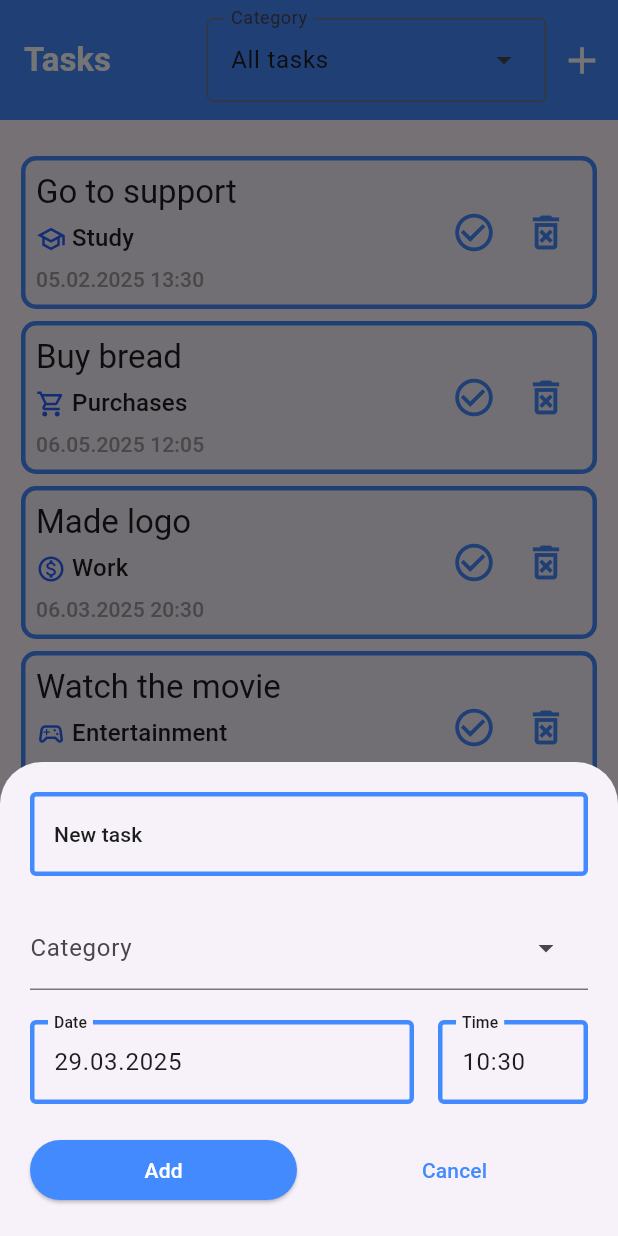
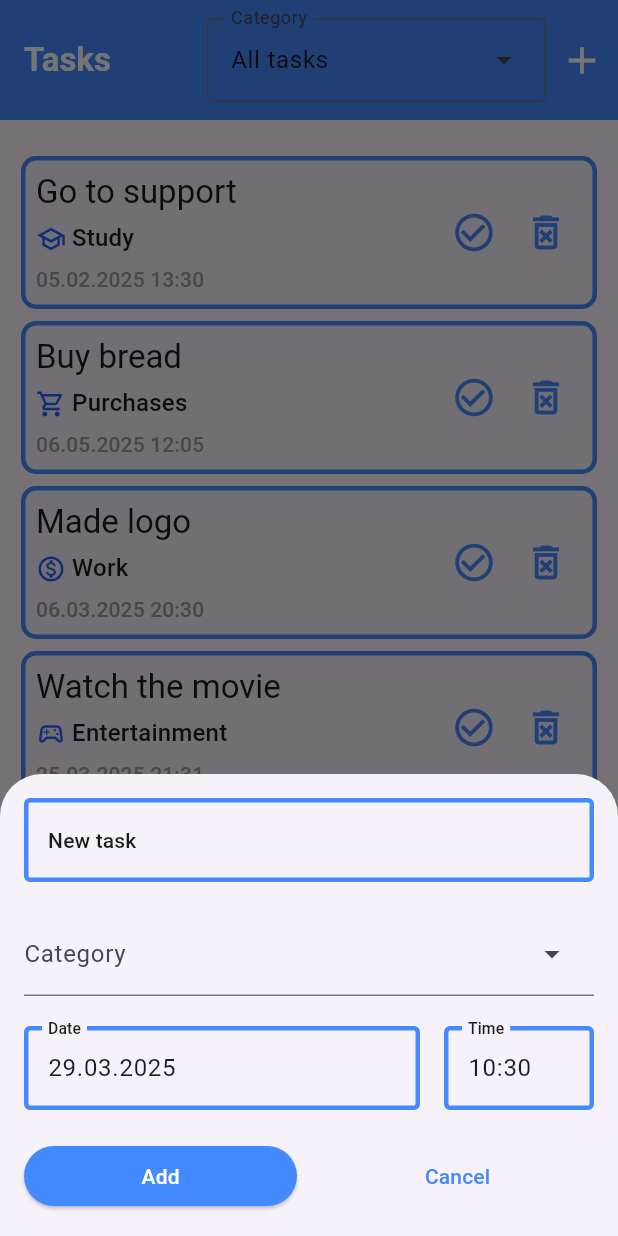
Before and after one commit to eliiimbek/todo_list, a Flutter app: the screen it shows after launch, after a tap on the "add" icon, on a phone screen of 412 x 824 dp. Run offline on Flutter 3.47's test engine with Material 3 defaults, Android fonts, the phone set to English and light mode, and no system bars.

Commit message:
homeWork29:добавлены некоторые улучшения в ux

```diff
--- a/lib/tasks_list.dart
+++ b/lib/tasks_list.dart
@@ -88,6 +88,8 @@ class _TodoListState extends State<TasksList> {
 
   void addTaskSheet() {
     showModalBottomSheet(
+      useSafeArea: true,
+      isScrollControlled: true,
       context: context,
       builder: (ctx) => AddTask(
         onTaskCreated: addTask,
--- a/lib/widgets/add_task.dart
+++ b/lib/widgets/add_task.dart
@@ -25,6 +25,13 @@ class _AddTaskState extends State<AddTask> {
     super.initState();
     dateController.text = formatDate(selectedDate);
     timeController.text = formatTime(selectedTimeOfDay);
+  }
+
+  @override
+  void dispose() {
+    timeController.dispose();
+    dateController.dispose();
+    super.dispose();
   }
 
   void onDateTap() async {
@@ -92,11 +99,13 @@ class _AddTaskState extends State<AddTask> {
 
   @override
   Widget build(BuildContext context) {
+    final bottomInset = MediaQuery.of(context).viewInsets.bottom;
     var theme = Theme.of(context);
     var titleSmallStyle = theme.textTheme.titleSmall!;
     return Container(
       width: double.infinity,
-      padding: EdgeInsets.all(20),
+      padding: EdgeInsets.fromLTRB(16, 16, 16, bottomInset + 16),
+      child: SingleChildScrollView(
         child: Column(
           mainAxisSize: MainAxisSize.min,
           children: [
@@ -227,6 +236,7 @@ class _AddTaskState extends State<AddTask> {
             ),
           ],
         ),
+      ),
     );
   }
 }
```
Also changed, not shown: 4 other files. Lines whose indentation alone changed are shown as unchanged.
